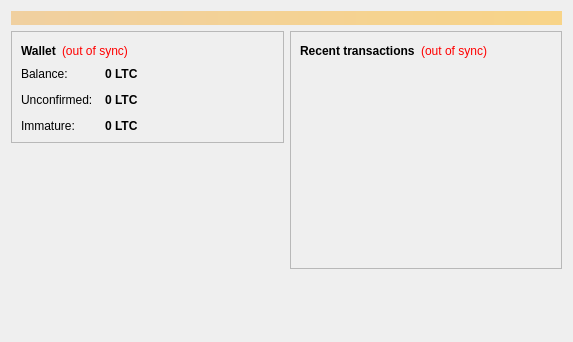
an420/nic, file src/qt/forms/overviewpage.ui: the form before one commit.
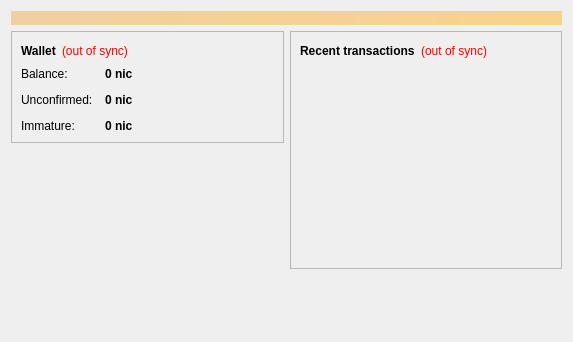
The form after the commit.

```diff
--- a/src/qt/forms/overviewpage.ui
+++ b/src/qt/forms/overviewpage.ui
@@ -122,7 +122,7 @@
                <string>Your current balance</string>
               </property>
               <property name="text">
-               <string notr="true">0 LTC</string>
+               <string notr="true">0 nic</string>
               </property>
               <property name="textInteractionFlags">
                <set>Qt::LinksAccessibleByMouse|Qt::TextSelectableByKeyboard|Qt::TextSelectableByMouse</set>
@@ -151,7 +151,7 @@
                <string>Total of transactions that have yet to be confirmed, and do not yet count toward the current balance</string>
               </property>
               <property name="text">
-               <string notr="true">0 LTC</string>
+               <string notr="true">0 nic</string>
               </property>
               <property name="textInteractionFlags">
                <set>Qt::LinksAccessibleByMouse|Qt::TextSelectableByKeyboard|Qt::TextSelectableByMouse</set>
@@ -177,7 +177,7 @@
                <string>Mined balance that has not yet matured</string>
               </property>
               <property name="text">
-               <string notr="true">0 LTC</string>
+               <string notr="true">0 nic</string>
               </property>
               <property name="textInteractionFlags">
                <set>Qt::LinksAccessibleByMouse|Qt::TextSelectableByKeyboard|Qt::TextSelectableByMouse</set>
```
Left out of the diff: 4 changed lines with no effect on the pictures.
